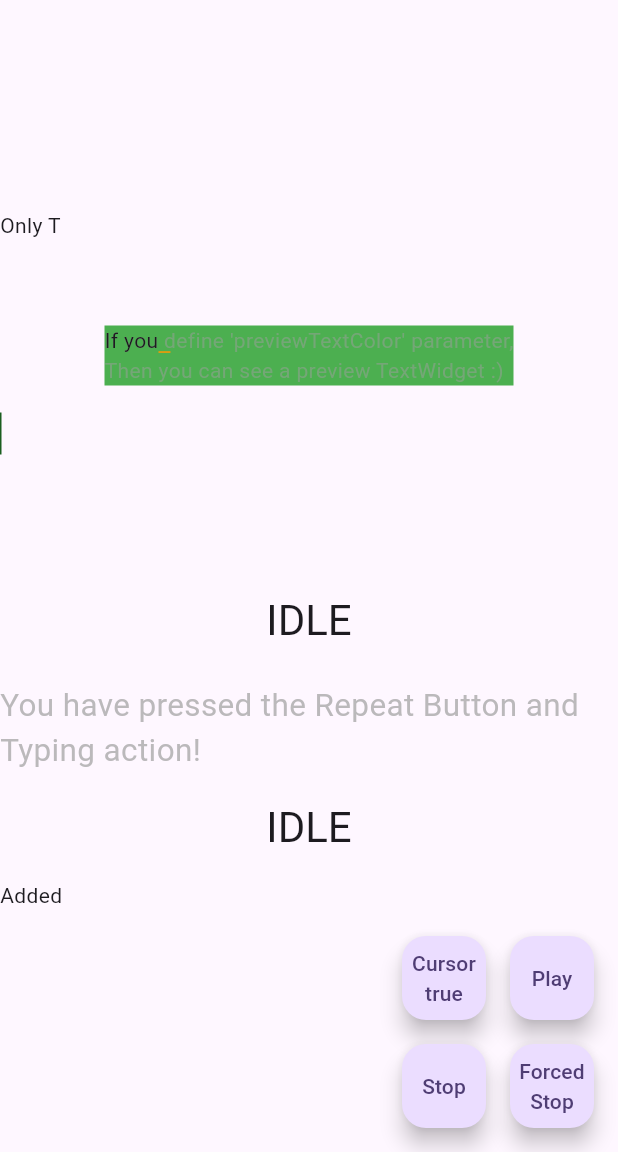
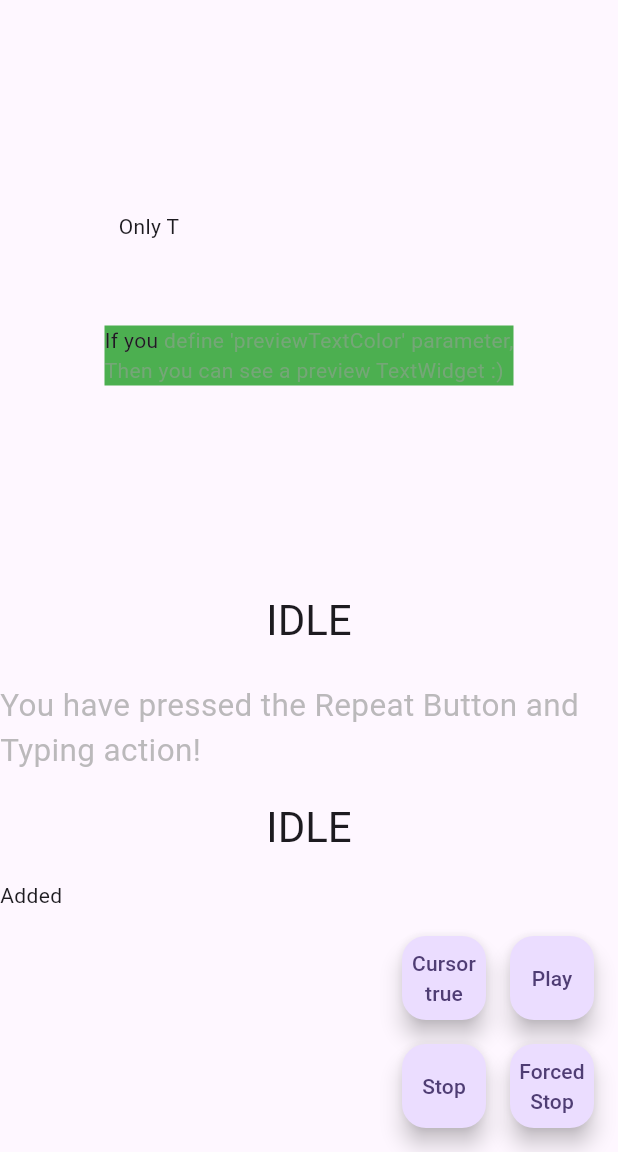
Before and after one commit to Lagerstroemia-Indica/keyboard_typing, a Flutter app: the first screen one second after launch, on a phone screen of 412 x 824 dp, the part 84-1236 px from its top. Run offline on Flutter 3.47's test engine with Material 3 defaults, Android fonts, the phone set to English and light mode, and no system bars; missing offline and left inert: flutter_logcat.

Commit message:
Added CursorStyle and single_exam main code

```diff
--- a/example/lib/main.dart
+++ b/example/lib/main.dart
@@ -1,7 +1,7 @@
 import 'package:flutter/foundation.dart';
 import 'package:flutter/material.dart';
+import 'package:flutter_logcat/flutter_logcat.dart';
 import 'package:keyboard_typing/keyboard_typing.dart';
-import 'package:flutter_logcat/flutter_logcat.dart';
 
 void main() {
   Log.configure(visible: kDebugMode);
@@ -87,8 +87,6 @@ class _MyHomePageState extends State<MyHomePage> {
                 text: Text("If you define 'previewTextColor' parameter,\nThen you can see a preview TextWidget :)",
                 ),
                 previewTextColor: Colors.grey.withOpacity(0.5),
-                cursorMode: KeyboardTypingCursorMode.horizontal,
-                cursorColor: Colors.orange,
               ),
             ),
             const SizedBox(height: 18.0,),
@@ -103,7 +101,6 @@ class _MyHomePageState extends State<MyHomePage> {
               ),
               controller: controller,
               intervalDuration: const Duration(milliseconds: 50),
-              cursorMode: KeyboardTypingCursorMode.vertical,
             ),
             const SizedBox(height: 18.0,),
             Text(state,
--- a/lib/keyboard_typing.dart
+++ b/lib/keyboard_typing.dart
@@ -5,3 +5,4 @@ export 'src/typing_controller.dart' show KeyboardTypingController;
 export 'src/typing_state.dart' show KeyboardTypingState;
 export 'src/typing_mode.dart' show KeyboardTypingMode;
 export 'src/typing_cursor.dart' show KeyboardTypingCursorMode;
+export 'src/cursor/cursor_style.dart' show CursorStyle;
--- /dev/null
+++ b/lib/src/cursor/cursor_style.dart
@@ -0,0 +1,18 @@
+import 'dart:ui';
+
+import '/src/typing_cursor.dart';
+
+class CursorStyle {
+  /// [mode] was defined Cursor(Caret) shape.
+  ///
+  /// [color] was defined Cursor(Caret) color.
+  ///
+  /// [width] was defined Cursor(Caret) size(Thickness)
+  CursorStyle({required this.mode, this.color, this.width = 1.0}) {
+    assert(width >= 0.0,
+        "KeyboardTyping package CursorStyle property Thickness(width) size min 0.0");
+  }
+  final KeyboardTypingCursorMode mode;
+  final Color? color;
+  final double width;
+}
--- a/lib/src/cursor/cursor_widget.dart
+++ b/lib/src/cursor/cursor_widget.dart
@@ -9,18 +9,19 @@ import '../typing_cursor.dart';
 /// Use Controller's [cursor] function.
 /// It has [visible] parameter. You can measure it.
 class Caret extends StatefulWidget {
-  const Caret({
-    super.key,
-    this.isVisible = true,
-    required this.textSize,
-    this.cursorColor,
-    required this.cursorMode,
-  });
+  const Caret(
+      {super.key,
+      this.isVisible = true,
+      required this.textSize,
+      this.cursorColor,
+      required this.cursorMode,
+      required this.thickness});
 
   final bool isVisible;
   final Size textSize;
   final Color? cursorColor;
   final KeyboardTypingCursorMode cursorMode;
+  final double thickness;
 
   @override
   State<Caret> createState() => _CaretState();
@@ -28,8 +29,8 @@ class Caret extends StatefulWidget {
 
 class _CaretState extends State<Caret> {
   /// Setting Cursor Size
-  double? width;
-  double? height;
+  double width = 0.0;
+  double height = 0.0;
 
   /// Cursor Timer
   Timer? cursorTimer;
@@ -51,12 +52,12 @@ class _CaretState extends State<Caret> {
         isVisible = false;
         break;
       case KeyboardTypingCursorMode.vertical:
-        width = 1.0;
+        width = widget.thickness;
         height = widget.textSize.height;
         break;
       case KeyboardTypingCursorMode.horizontal:
         width = widget.textSize.height / 2;
-        height = 1.0;
+        height = widget.thickness;
         break;
     }
   }
--- a/lib/src/typing_widget.dart
+++ b/lib/src/typing_widget.dart
@@ -3,6 +3,7 @@ import 'dart:collection';
 
 import 'package:flutter/material.dart';
 import '/src/typing_cursor.dart';
+import '/src/cursor/cursor_style.dart';
 import '/src/cursor/cursor_widget.dart';
 import '/src/typing_const.dart';
 import '/src/typing_mode.dart';
@@ -11,15 +12,16 @@ import '/src/typing_controller.dart';
 import '/src/typing_state.dart';
 
 class KeyboardTyping extends StatefulWidget {
-  const KeyboardTyping(
+  KeyboardTyping(
       {super.key,
       required this.text,
       this.controller,
       this.previewTextColor,
       this.mode = KeyboardTypingMode.normal,
       this.intervalDuration,
-      this.cursorMode = KeyboardTypingCursorMode.none,
-      this.cursorColor});
+      CursorStyle? cursorStyle})
+      : cursorStyle =
+            cursorStyle ?? CursorStyle(mode: KeyboardTypingCursorMode.none);
 
   /// TextWidget.
   ///
@@ -47,19 +49,18 @@ class KeyboardTyping extends StatefulWidget {
 
   /// Default duration milliseconds: 150
   ///
-  /// 0.0.6 ver Replace preperty name [duration] to [intervalDuration]
+  /// 0.0.6 ver Replace property name [duration] to [intervalDuration]
   final Duration? intervalDuration;
 
   /// Default [KeyboardTypingCursor.none]
   ///
   /// If you want cursor type horizontal shape [KeyboardTypingCursor.horizontal],
   /// If you want cursor type vertical shape [KeyboardTypingCursor.vertical]
-  final KeyboardTypingCursorMode cursorMode;
-
+  ///
   /// CursorColor.
   ///
   /// If you don't define color, you can see TextColor or DefaultTextColor
-  final Color? cursorColor;
+  final CursorStyle cursorStyle;
 
   @override
   State<KeyboardTyping> createState() => _TypingWidgetState();
@@ -161,17 +162,18 @@ class _TypingWidgetState extends State<KeyboardTyping>
         Text.rich(
           TextSpan(
               text: message.toString(),
-              style: widget.text.style,
+              style: widget.text.style ?? defaultTextStyle.style,
               semanticsLabel: widget.text.semanticsLabel,
               children: [
                 WidgetSpan(
                     child: Caret(
                   isVisible: isCursorVisible,
                   textSize: painter.size,
-                  cursorColor: widget.cursorColor ??
+                  cursorColor: widget.cursorStyle.color ??
                       widget.text.style?.color ??
                       defaultTextStyle.style.color,
-                  cursorMode: widget.cursorMode,
+                  cursorMode: widget.cursorStyle.mode,
+                  thickness: widget.cursorStyle.width,
                 ))
               ]),
           maxLines: widget.text.maxLines ?? defaultTextStyle.maxLines,
```
Also changed, not shown: example/lib/single_exam.dart (+101 -1 lines).
